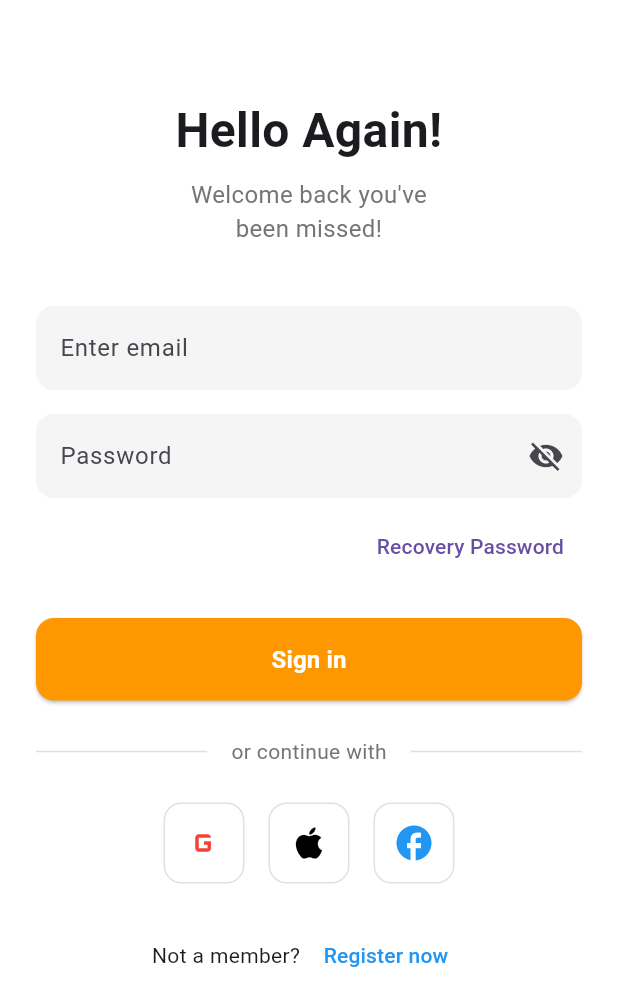
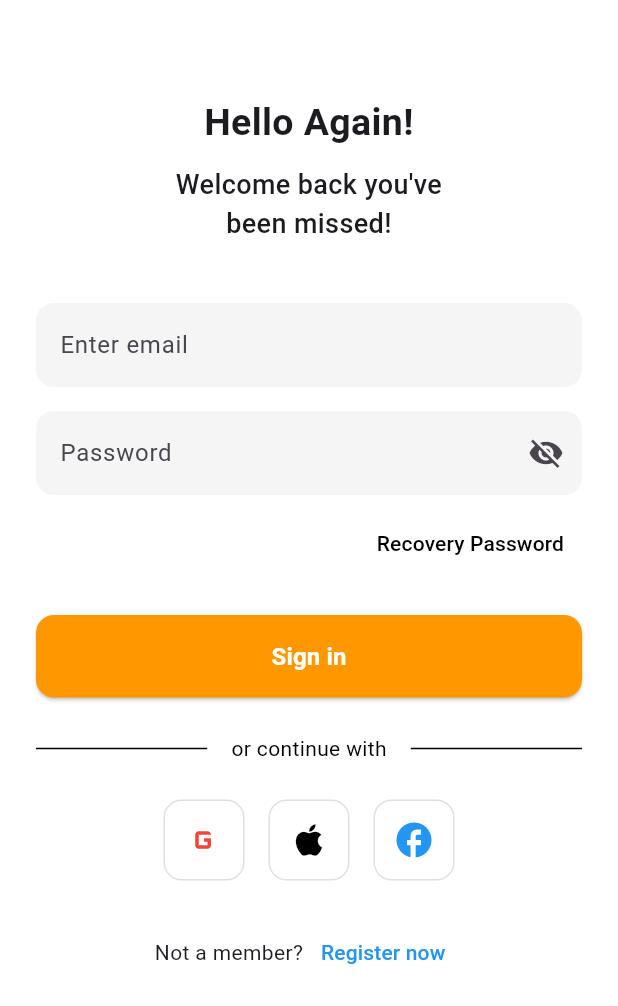
Before and after one commit to fahad7tt/my_cart_app, a Flutter app: the screen it shows after launch, on a phone screen of 412 x 824 dp. Shown: the top 1006 px of the screen. Run offline on Flutter 3.47's test engine with Material 3 defaults, Android fonts, the phone set to English and light mode, and no system bars; Roboto replaces fonts that are missing (Poppins).

Commit message:
font styles of texts in login screen changed

```diff
--- a/lib/view/screens/login_screen.dart
+++ b/lib/view/screens/login_screen.dart
@@ -66,17 +66,17 @@ class _LoginScreenState extends State<LoginScreen> {
                 const Text(
                   'Hello Again!',
                   style: TextStyle(
-                    fontSize: 32,
+                    fontSize: 25,
                     fontWeight: FontWeight.bold,
                   ),
                   textAlign: TextAlign.center,
                 ),
-                const SizedBox(height: 8),
+                const SizedBox(height: 10),
                 Text(
                   'Welcome back you\'ve\nbeen missed!',
                   style: TextStyle(
-                    fontSize: 16,
-                    color: Colors.grey.shade600,
+                    fontSize: 18,
+                    fontWeight: FontWeight.w500
                   ),
                   textAlign: TextAlign.center,
                 ),
@@ -125,7 +125,10 @@ class _LoginScreenState extends State<LoginScreen> {
                   alignment: Alignment.centerRight,
                   child: TextButton(
                     onPressed: () {},
-                    child: const Text('Recovery Password'),
+                    child: const Text(
+                      'Recovery Password',
+                      style: TextStyle(color: Colors.black),
+                    ),
                   ),
                 ),
                 const SizedBox(height: 24),
@@ -150,15 +153,15 @@ class _LoginScreenState extends State<LoginScreen> {
                 const SizedBox(height: 24),
                 Row(
                   children: [
-                    Expanded(child: Divider(color: Colors.grey.shade300)),
+                    Expanded(child: Divider(color: Colors.black)),
                     Padding(
                       padding: const EdgeInsets.symmetric(horizontal: 16),
                       child: Text(
                         'or continue with',
-                        style: TextStyle(color: Colors.grey.shade600),
+                        style: TextStyle(color: Colors.black),
                       ),
                     ),
-                    Expanded(child: Divider(color: Colors.grey.shade300)),
+                    Expanded(child: Divider(color: Colors.black)),
                   ],
                 ),
                 const SizedBox(height: 24),
@@ -176,7 +179,7 @@ class _LoginScreenState extends State<LoginScreen> {
                 Row(
                   mainAxisAlignment: MainAxisAlignment.center,
                   children: [
-                    const Text('Not a member? '),
+                    const Text('Not a member?'),
                     TextButton(
                       onPressed: () {},
                       child: const Text(
```
